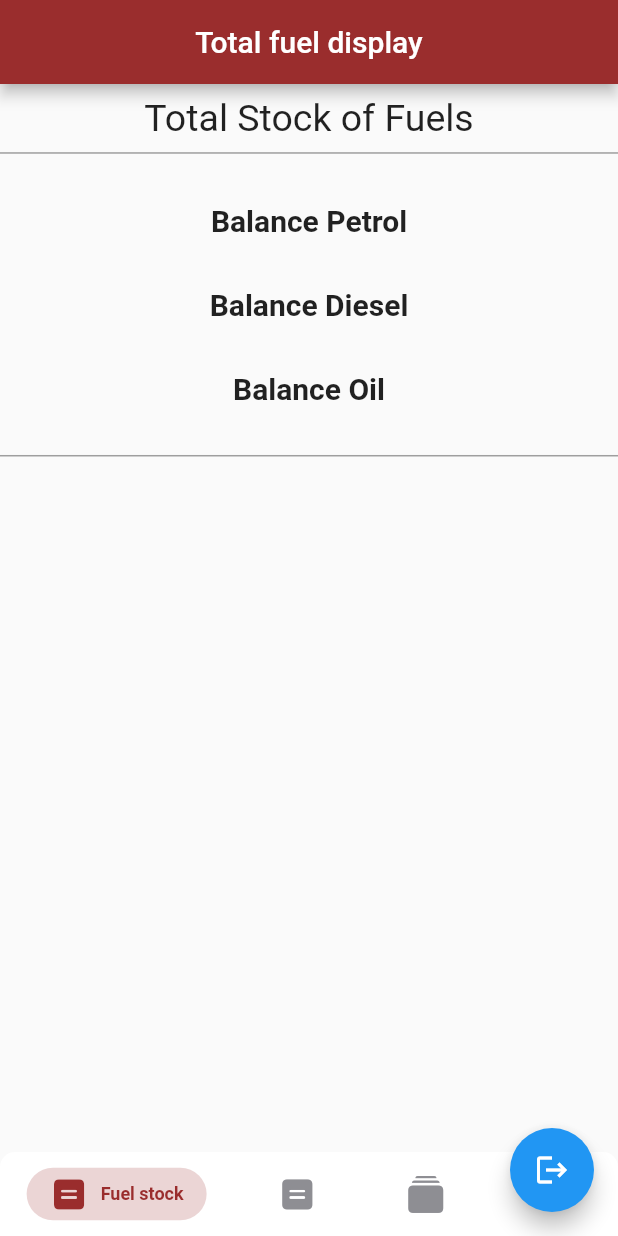
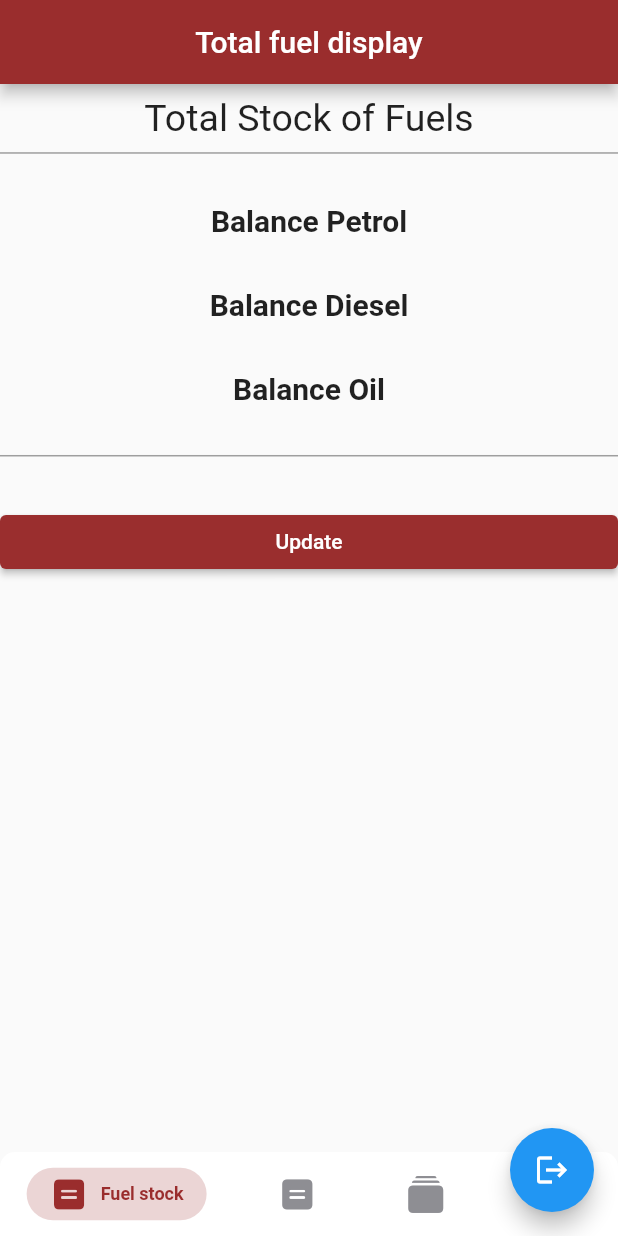
Before and after one commit to GOKULKRISHNA-R/Petrol_Bunk_Maintainence, a Flutter app: the screen it shows once a user with an empty profile is signed in, on a phone screen of 412 x 824 dp. Run offline on Flutter 3.47's test engine with Material 2 defaults, Android fonts, the phone set to English and light mode, and no system bars; drawn by our look-alikes of persistent_bottom_nav_bar; our stand-ins replace cloud_firestore, firebase_auth, firebase_core, get, image_cropper, image_picker and 1 more; missing offline and left inert: google_mlkit_text_recognition; accounts and stored records are empty.

Commit message:
Update fuel_stock_display.dart

```diff
--- a/lib/screens/fuel_stock/fuel_stock_display.dart
+++ b/lib/screens/fuel_stock/fuel_stock_display.dart
@@ -73,6 +73,17 @@ class FuelStockDisplay extends StatelessWidget {
           ),
           SizedBox(
             height: Get.height * 0.04,
+          ),
+          ElevatedButton(
+            style: ElevatedButton.styleFrom(
+              backgroundColor:
+                  Color.fromARGB(255, 154, 46, 46), // background (button) color
+              foregroundColor: Colors.white, // foreground (text) color
+            ),
+            onPressed: () {
+              // int petrolCost =
+            },
+            child: const Text('Update'),
           ),
         ])));
   }
```
